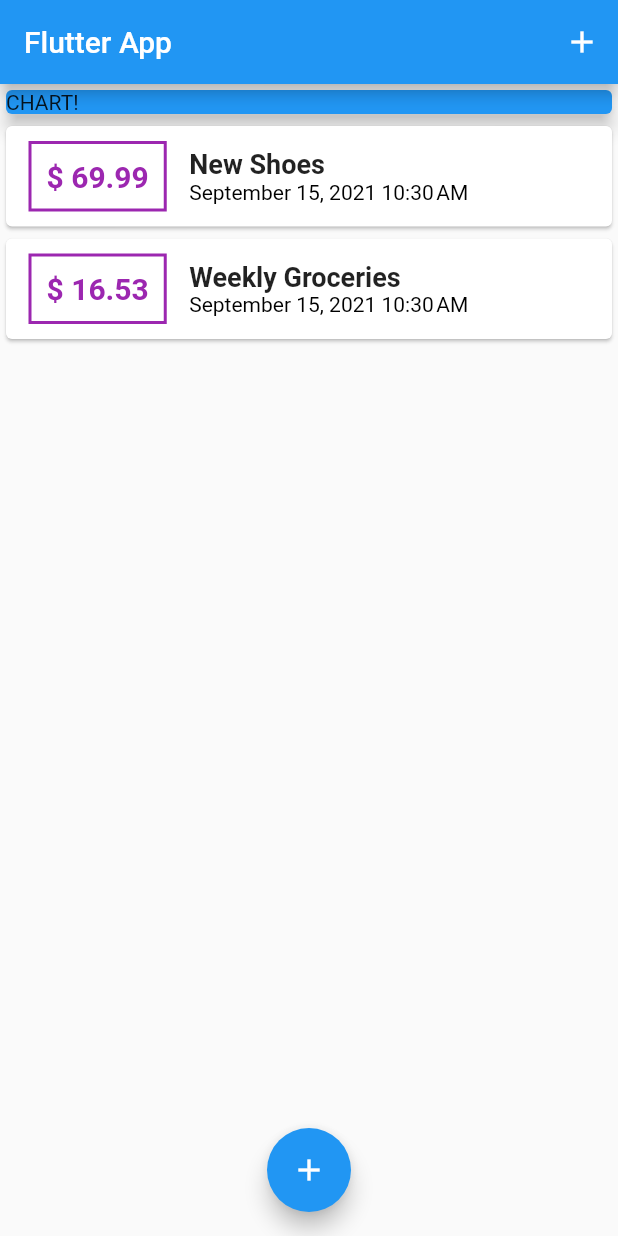
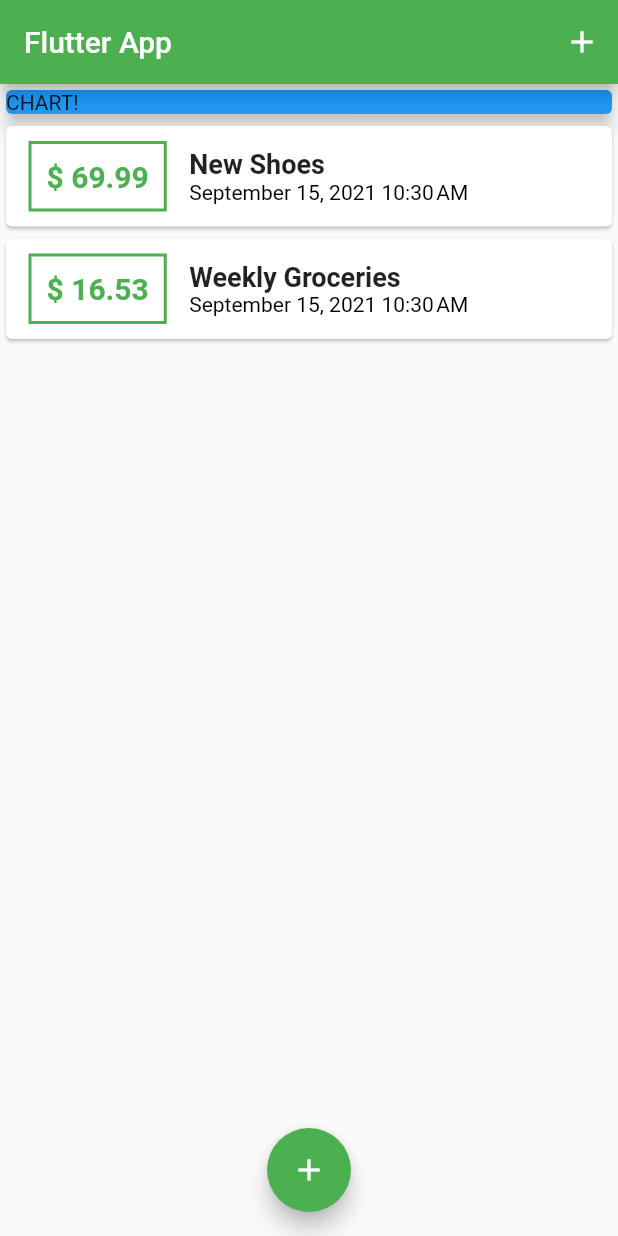
Before and after one commit to AthanasiosPapazoglou/MobileExpenseManager, a Flutter app: the screen it shows after launch, on a phone screen of 412 x 824 dp. Run offline on Flutter 3.47's test engine with Material 2 defaults, Android fonts, the light colour scheme and no system bars.

Commit message:
ThemeData

```diff
--- a/lib/main.dart
+++ b/lib/main.dart
@@ -9,7 +9,8 @@ class MyApp extends StatelessWidget {
   @override
   Widget build(BuildContext context) {
     return MaterialApp(
-      title: 'Flutter change',
+      title: 'ExpenseManager',
+      theme: ThemeData(primarySwatch: Colors.green),
       home: MyHomePage(),
     );
   }
--- a/lib/widgets/transaction_list.dart
+++ b/lib/widgets/transaction_list.dart
@@ -26,7 +26,7 @@ class TransactionList extends StatelessWidget {
                   ),
                   decoration: BoxDecoration(
                     border: Border.all(
-                      color: Colors.purple,
+                      color: Theme.of(context).primaryColor,
                       width: 2,
                     ),
                   ),
@@ -36,7 +36,7 @@ class TransactionList extends StatelessWidget {
                     style: TextStyle(
                       fontWeight: FontWeight.bold,
                       fontSize: 20,
-                      color: Colors.purple,
+                      color: Theme.of(context).primaryColor,
                     ),
                   ),
                 ),
```
